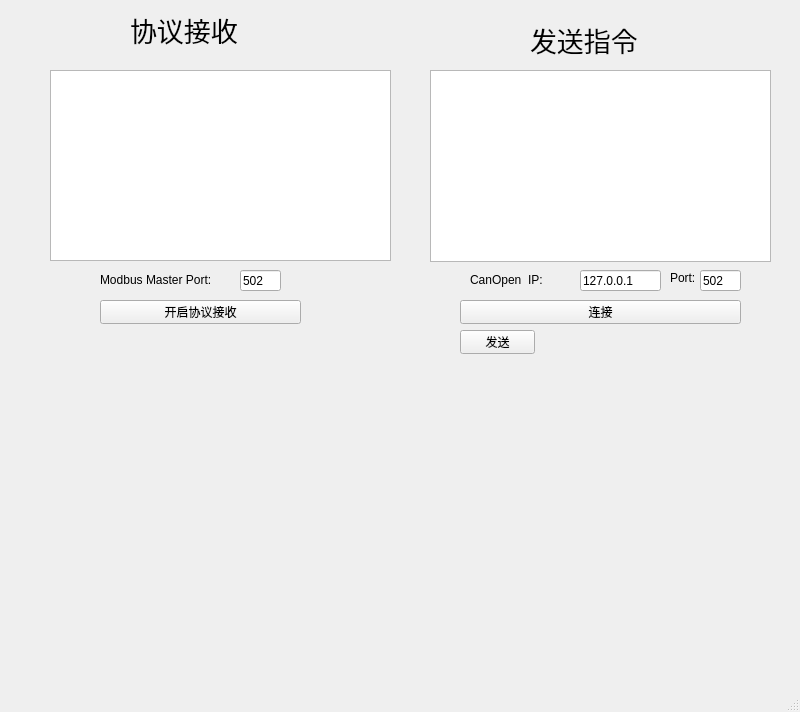
Qt form uimain/CanOpenUI.ui (leizhiqt/IndControl) before a commit.
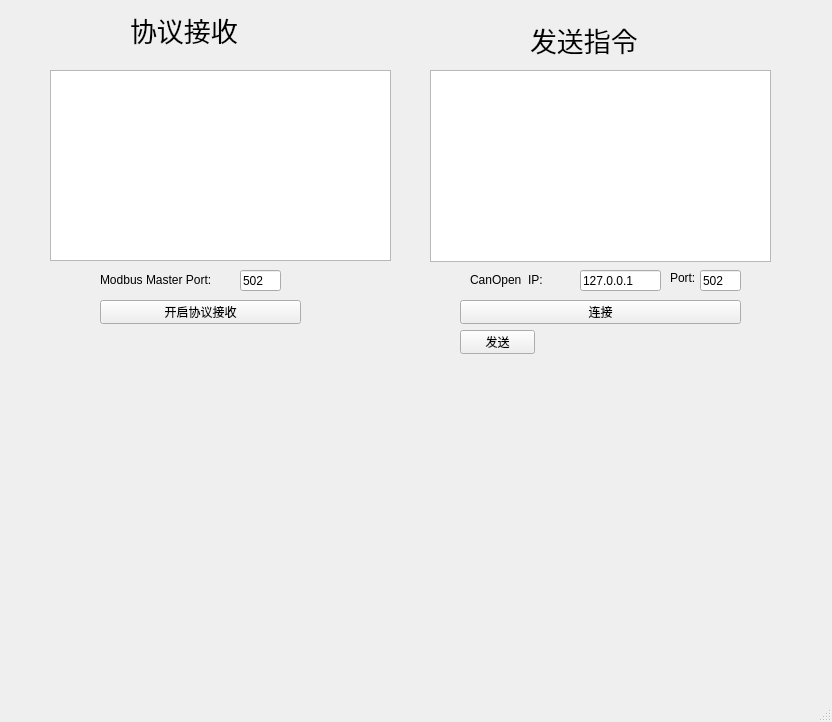
The same form after that commit.

The edit to the form file:
```diff
--- a/uimain/CanOpenUI.ui
+++ b/uimain/CanOpenUI.ui
@@ -6,8 +6,8 @@
    <rect>
     <x>0</x>
     <y>0</y>
-    <width>800</width>
-    <height>712</height>
+    <width>832</width>
+    <height>722</height>
    </rect>
   </property>
   <property name="windowTitle">
@@ -180,9 +180,9 @@
    <widget class="QWidget" name="widget_waterfall_plot" native="true">
     <property name="geometry">
      <rect>
-      <x>80</x>
+      <x>50</x>
       <y>400</y>
-      <width>650</width>
+      <width>711</width>
       <height>240</height>
      </rect>
     </property>
```
Left out of the diff: 2 changed lines with no effect on the pictures.
